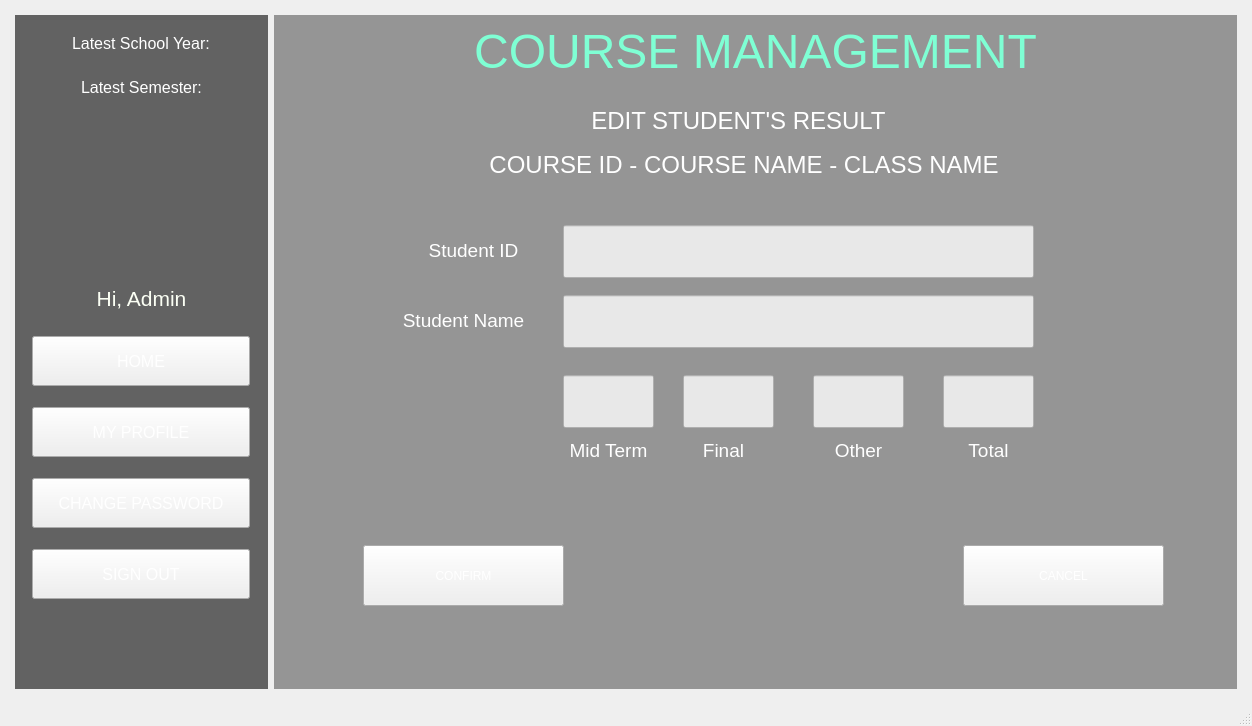
Above: StudentManagementSystem/mainwindow.ui from BuhDuy256/Student-Management-GROUP6-KTLT-23CLC03 before the change. Below: the same form after it.
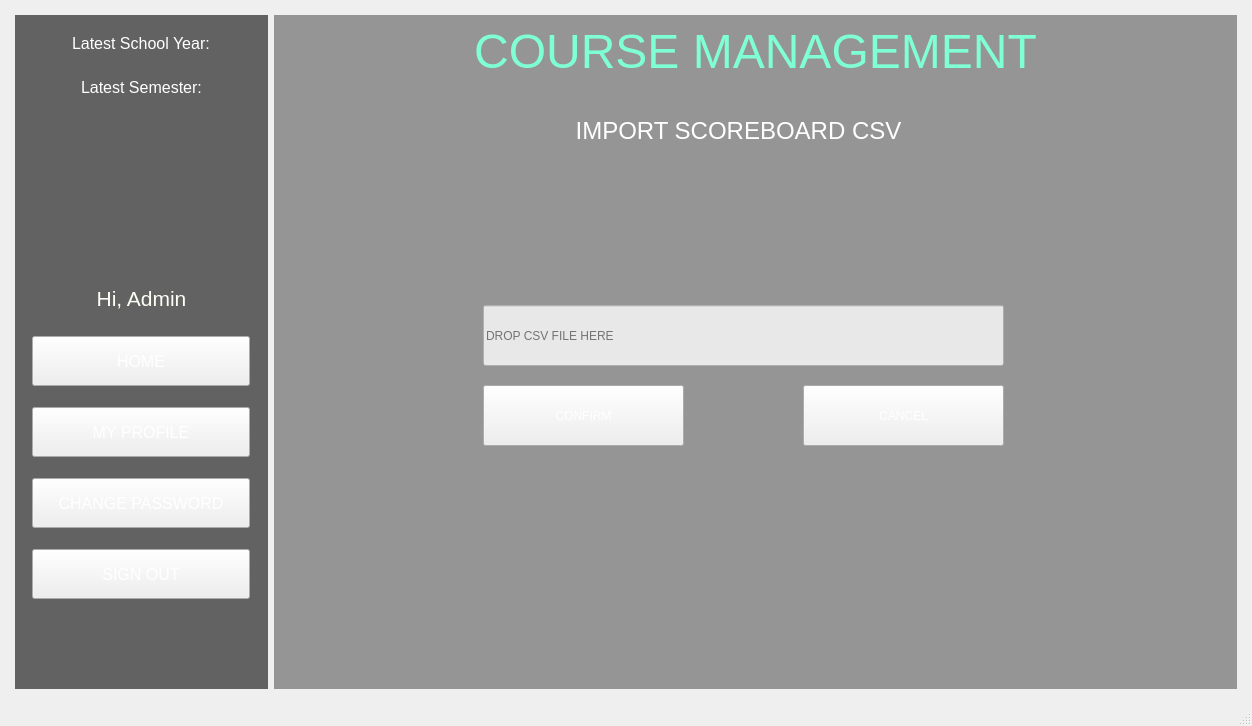
That is the form after the change. The open tabs and pages were chosen to show the change. Icons and pictures are not drawn.

Commit message: complete import csv students to class, on going import csv scoreboard

Diff of the .ui file:
```diff
--- a/StudentManagementSystem/mainwindow.ui
+++ b/StudentManagementSystem/mainwindow.ui
@@ -7421,6 +7421,72 @@
                 </property>
                </widget>
               </widget>
+              <widget class="QWidget" name="page_8">
+               <widget class="QLabel" name="lb_importScoreBoard">
+                <property name="geometry">
+                 <rect>
+                  <x>250</x>
+                  <y>20</y>
+                  <width>411</width>
+                  <height>51</height>
+                 </rect>
+                </property>
+                <property name="font">
+                 <font>
+                  <pointsize>18</pointsize>
+                 </font>
+                </property>
+                <property name="styleSheet">
+                 <string notr="true">color: white;
+</string>
+                </property>
+                <property name="text">
+                 <string>IMPORT SCOREBOARD CSV</string>
+                </property>
+                <property name="alignment">
+                 <set>Qt::AlignCenter</set>
+                </property>
+               </widget>
+               <widget class="QLineEdit" name="txt_pathScoreBoard">
+                <property name="geometry">
+                 <rect>
+                  <x>200</x>
+                  <y>220</y>
+                  <width>521</width>
+                  <height>61</height>
+                 </rect>
+                </property>
+                <property name="placeholderText">
+                 <string>DROP CSV FILE HERE</string>
+                </property>
+               </widget>
+               <widget class="QPushButton" name="button_confirm_11">
+                <property name="geometry">
+                 <rect>
+                  <x>200</x>
+                  <y>300</y>
+                  <width>201</width>
+                  <height>61</height>
+                 </rect>
+                </property>
+                <property name="text">
+                 <string>CONFIRM</string>
+                </property>
+               </widget>
+               <widget class="QPushButton" name="button_back_17">
+                <property name="geometry">
+                 <rect>
+                  <x>520</x>
+                  <y>300</y>
+                  <width>201</width>
+                  <height>61</height>
+                 </rect>
+                </property>
+                <property name="text">
+                 <string>CANCEL</string>
+                </property>
+               </widget>
+              </widget>
              </widget>
             </item>
            </layout>
```
Left out of the diff: 8 changed lines with no effect on the pictures. The commit also changes 13 other files.
